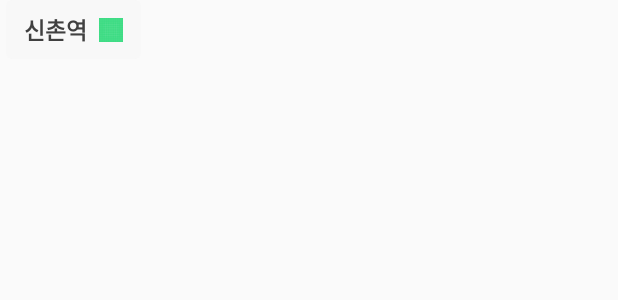
After one commit to placepic/placepic_android, an Android app: the layout item_selected_subway.xml on its own in the app's theme, with its tools: preview values and no code run, on a phone screen of 412 x 824 dp. The commit adds this screen. Shown: the top 300 px of the screen. Run offline under Robolectric (Android 15) with nearby library versions, the phone set to English and light mode, and no system bars.

Commit message:
[add] 지하철역 검색 : 선택된 지하철역 Item Layout 작성
노선 Item 크기변경

```diff
--- /dev/null
+++ b/app/src/main/res/drawable/round_rectagle_white_4dp.xml
@@ -0,0 +1,6 @@
+<?xml version="1.0" encoding="utf-8"?>
+<shape xmlns:android="http://schemas.android.com/apk/res/android"
+    android:shape="rectangle">
+    <corners android:radius="4dp" />
+    <solid android:color="@android:color/white" />
+</shape>
--- a/app/src/main/res/layout/activity_select_subway.xml
+++ b/app/src/main/res/layout/activity_select_subway.xml
@@ -41,8 +41,9 @@
             android:id="@+id/textView2"
             android:layout_width="wrap_content"
             android:layout_height="wrap_content"
-            android:layout_marginEnd="16dp"
+            android:layout_marginEnd="8dp"
             android:enabled="false"
+            android:padding="8dp"
             android:text="등록"
             android:textColor="@color/selector_enable_main_graycd_color"
             android:textSize="15dp"
@@ -59,10 +60,11 @@
         android:layout_marginTop="16dp"
         android:clipToPadding="false"
         android:orientation="horizontal"
-        android:paddingStart="16dp"
-        android:paddingEnd="16dp"
-        android:scrollbars="horizontal"
+        android:paddingStart="10dp"
+        android:paddingEnd="10dp"
+        android:scrollbars="none"
         app:layoutManager="androidx.recyclerview.widget.LinearLayoutManager"
+        tools:listitem="@layout/item_selected_subway"
         app:layout_constraintEnd_toEndOf="parent"
         app:layout_constraintStart_toStartOf="parent"
         app:layout_constraintTop_toBottomOf="@+id/top_bar" />
--- a/app/src/main/res/layout/item_searched_subway.xml
+++ b/app/src/main/res/layout/item_searched_subway.xml
@@ -14,8 +14,7 @@
         android:layout_marginTop="16dp"
         android:layout_marginBottom="16dp"
         android:textColor="@android:color/black"
-        android:textSize="16dp"
-        android:textStyle="bold"
+        android:textSize="15dp"
         app:layout_constraintBottom_toBottomOf="parent"
         app:layout_constraintStart_toStartOf="parent"
         app:layout_constraintTop_toTopOf="parent"
--- /dev/null
+++ b/app/src/main/res/layout/item_selected_subway.xml
@@ -0,0 +1,38 @@
+<?xml version="1.0" encoding="utf-8"?>
+<androidx.constraintlayout.widget.ConstraintLayout xmlns:android="http://schemas.android.com/apk/res/android"
+    xmlns:app="http://schemas.android.com/apk/res-auto"
+    xmlns:tools="http://schemas.android.com/tools"
+    android:layout_width="wrap_content"
+    android:layout_height="wrap_content"
+    android:layout_marginStart="4dp"
+    android:layout_marginEnd="4dp"
+    android:background="@drawable/round_rectagle_white_4dp"
+    android:backgroundTint="@color/grayF8">
+
+    <TextView
+        android:id="@+id/textView6"
+        android:layout_width="wrap_content"
+        android:layout_height="wrap_content"
+        android:layout_marginStart="12dp"
+        android:layout_marginTop="8dp"
+        android:layout_marginBottom="8dp"
+        android:textColor="@color/black40"
+        android:textSize="15dp"
+        android:textStyle="bold"
+        app:layout_constraintBottom_toBottomOf="parent"
+        app:layout_constraintStart_toStartOf="parent"
+        app:layout_constraintTop_toTopOf="parent"
+        tools:text="신촌역" />
+
+    <ImageView
+        android:id="@+id/imageView4"
+        android:layout_width="16dp"
+        android:layout_height="16dp"
+        android:layout_marginStart="8dp"
+        android:layout_marginEnd="12dp"
+        app:layout_constraintBottom_toBottomOf="@+id/textView6"
+        app:layout_constraintEnd_toEndOf="parent"
+        app:layout_constraintStart_toEndOf="@+id/textView6"
+        app:layout_constraintTop_toTopOf="@+id/textView6"
+        app:srcCompat="@drawable/ic_launcher_background" />
+</androidx.constraintlayout.widget.ConstraintLayout>
--- a/app/src/main/res/layout/item_subway_line.xml
+++ b/app/src/main/res/layout/item_subway_line.xml
@@ -3,10 +3,10 @@
     xmlns:app="http://schemas.android.com/apk/res-auto"
     xmlns:tools="http://schemas.android.com/tools"
     android:layout_width="wrap_content"
-    android:layout_height="32dp"
+    android:layout_height="24dp"
     android:layout_marginLeft="6dp"
     android:background="@drawable/circle_rectangle_whtie"
-    android:minWidth="32dp"
+    android:minWidth="24dp"
     tools:backgroundTint="#60B057">
 
     <TextView
--- a/app/src/main/res/values/colors.xml
+++ b/app/src/main/res/values/colors.xml
@@ -7,8 +7,10 @@
     <color name="mainColor">#F65C6C</color>
 
     <color name="black36">#363636</color>
+    <color name="black40">#404040</color>
 
     <color name="grayCD">#CDCDCD</color>
     <color name="grayE1E2E3">#E1E2E3</color>
     <color name="grayF1F4F5">#F1F4F5</color>
+    <color name="grayF8">#F8F8F8</color>
 </resources>
```
